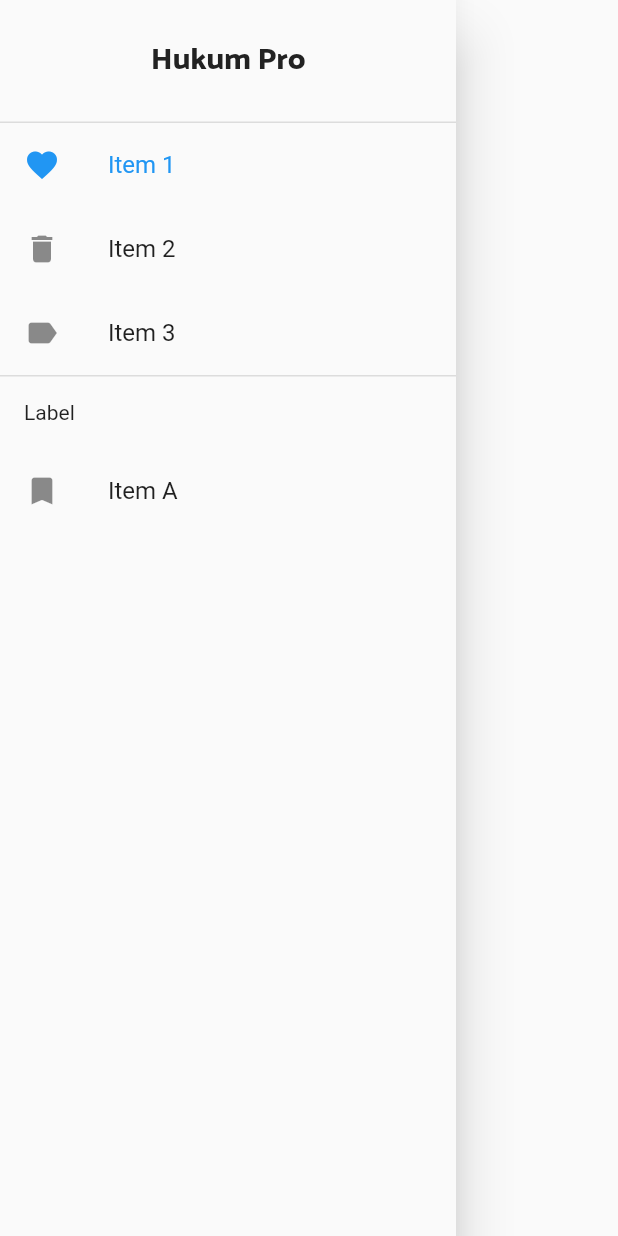
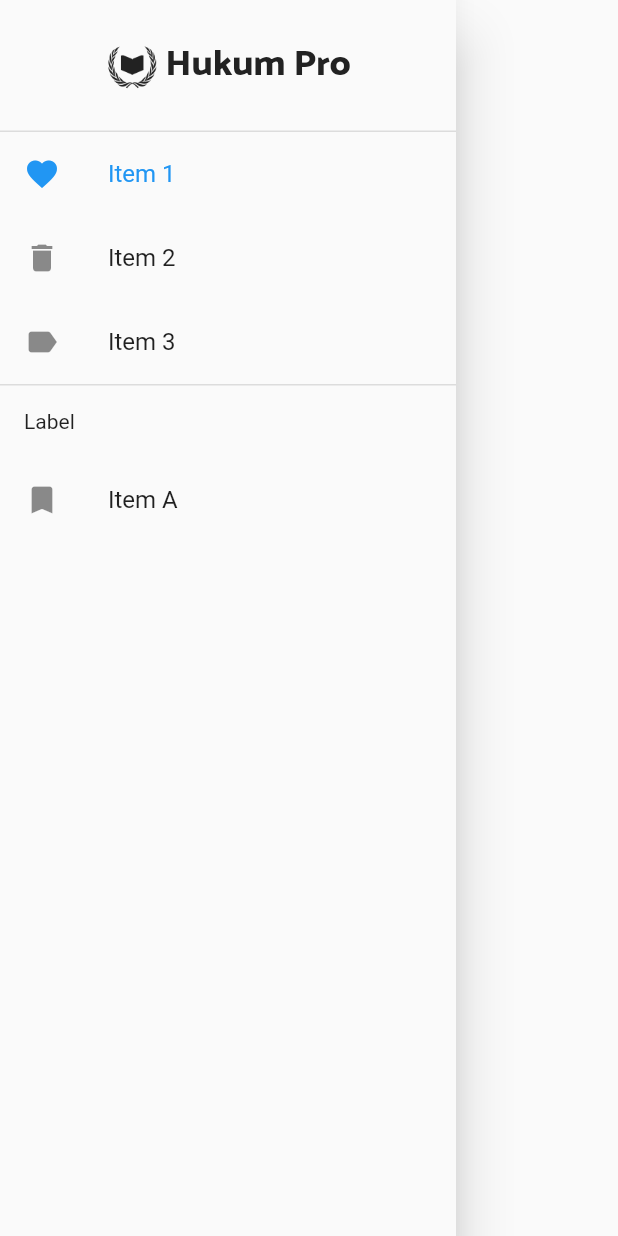
Before and after one commit to Syafiqq/hukum-pro-crossplatform, a Flutter app: the LawMenuNavigationView widget shown alone on an empty page, opened directly, on a phone screen of 412 x 824 dp. Run offline on Flutter 3.47's test engine with Material 2 defaults, Android fonts, the phone set to English and light mode, and no system bars; our stand-ins replace equatable, firebase_core, firebase_database, firebase_storage, flutter_bloc, freezed_annotation and 4 more; missing offline and left inert: flinq; accounts and stored records are empty; generated files the repository leaves out were written again; statements that could not run were skipped.

Commit message:
fixing title

```diff
--- a/lib/arch/presentation/ui/view/law_menu_navigation_view.dart
+++ b/lib/arch/presentation/ui/view/law_menu_navigation_view.dart
@@ -16,12 +16,26 @@ class LawMenuNavigationView extends StatelessWidget {
         children: <Widget>[
           Padding(
             padding: const EdgeInsets.fromLTRB(0, 24, 0, 24),
-            child: Text(
-              'Hukum Pro',
-              textAlign: TextAlign.center,
-              style: AppFontTitle.extraBold.font(
-                20,
-                AppColor.textOnLightPrimary,
+            child: Center(
+              child: Row(
+                mainAxisSize: MainAxisSize.min,
+                children: [
+                  Image(
+                    image: AssetImage('res/images/ic_hukum_pro_logo_2_192.png'),
+                    color: AppColor.textOnLightPrimary,
+                    width: 36,
+                    height: 36,
+                  ),
+                  SizedBox(width: 4),
+                  Text(
+                    'Hukum Pro',
+                    textAlign: TextAlign.center,
+                    style: AppFontTitle.extraBold.font(
+                      24,
+                      AppColor.textOnLightPrimary,
+                    ),
+                  ),
+                ],
               ),
             ),
           ),
```
